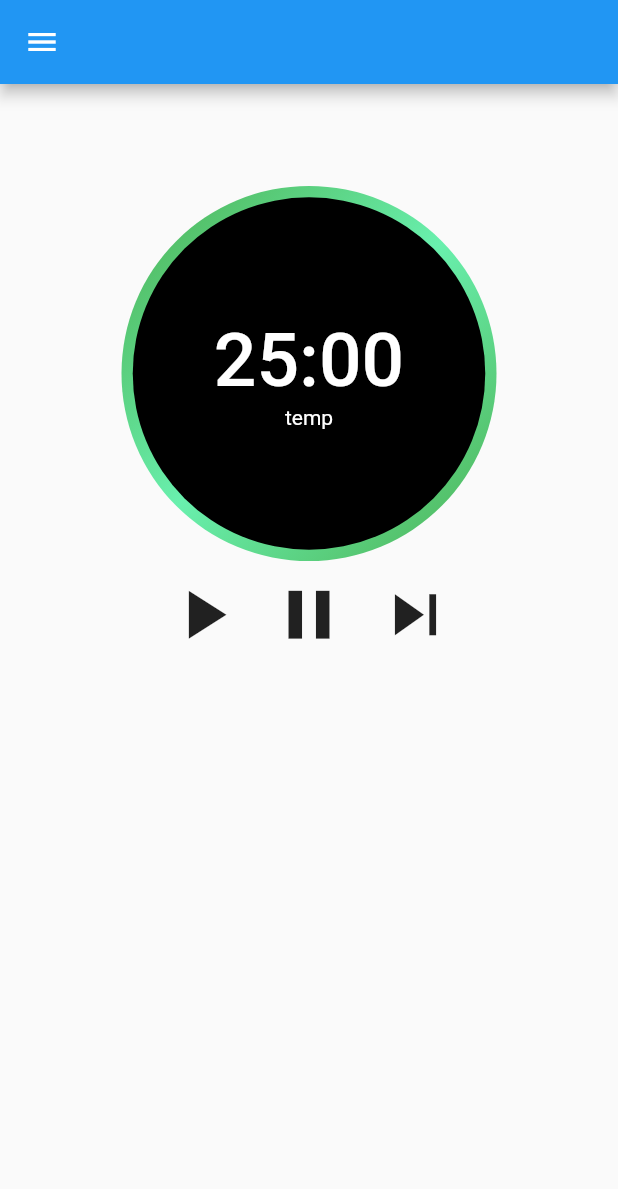
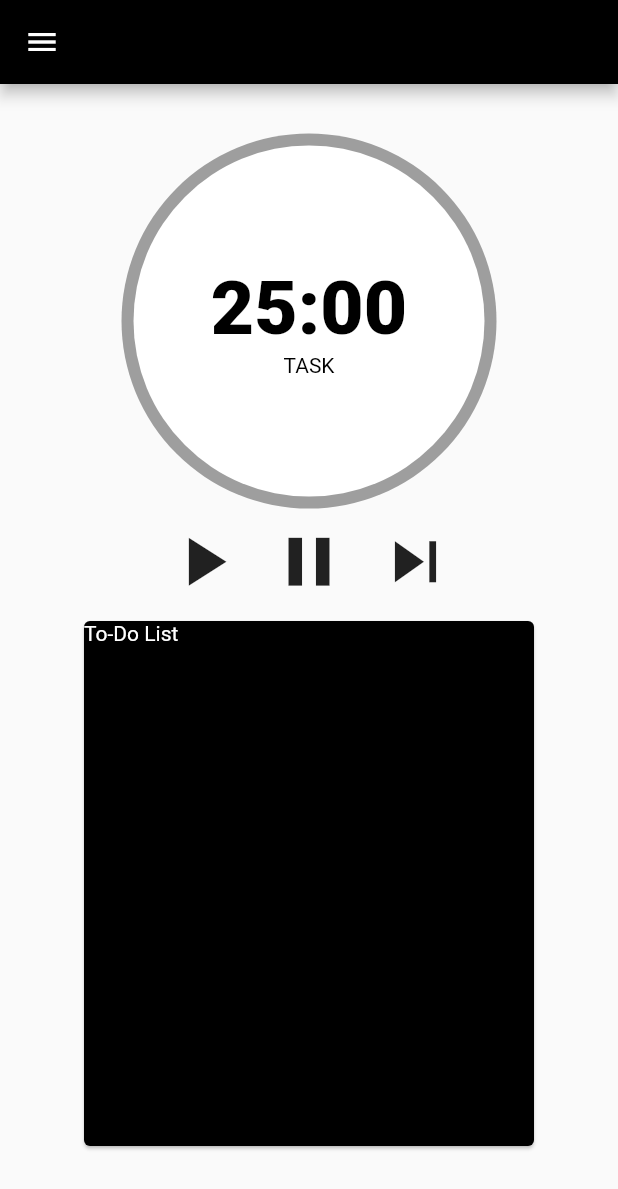
Before and after one commit to NathanPerezR/my_pomodoro, a Flutter app: the screen it shows after launch, on a phone screen of 412 x 824 dp. Shown: the top 1189 px of the screen. Run offline on Flutter 3.47's test engine with Material 2 defaults, Android fonts, the light colour scheme and no system bars; missing offline and left inert: window_manager.

Commit message:
To-Do list started

```diff
--- a/lib/pages/Home.dart
+++ b/lib/pages/Home.dart
@@ -1,6 +1,7 @@
 import 'package:flutter/material.dart';
 import 'package:my_pomodoro/ui/DWidget.dart';
 import 'package:my_pomodoro/ui/TimerHandle.dart';
+import 'package:my_pomodoro/ui/ToDoListHandle.dart';
 
 class Home extends StatelessWidget {
   const Home({super.key});
@@ -8,13 +9,14 @@ class Home extends StatelessWidget {
   @override
   Widget build(BuildContext context) {
     return Scaffold(
-      appBar: AppBar(),
+      appBar: AppBar(backgroundColor: Colors.black),
       drawer: const DWidget(),
       body: const Column(
         children: [
-          SizedBox(height: 68),
+          SizedBox(height: 33),
           TimerHandle(),
-          SizedBox(height: 100),
+          SizedBox(height: 0),
+          ToDoListHandle(),
           Card(),
         ],
       ),
--- a/lib/ui/TimerHandle.dart
+++ b/lib/ui/TimerHandle.dart
@@ -10,6 +10,7 @@ class TimerHandle extends StatefulWidget {
 }
 
 class _TimerState extends State<TimerHandle> {
+
   //returns a timer string, input seconds outputs "00:00"
   String returnTimeString(secondsOnWatch) {
     int minI = (secondsOnWatch / 60).truncate();
@@ -27,6 +28,7 @@ class _TimerState extends State<TimerHandle> {
   //TODO: remove dev statement 45 mins
   // used used to keep track of seconds
   int currentTimeOnWatch = 1500;
+  String taskString = 'TASK';
   late Timer _timer;
   bool isRunning = false;
 
@@ -47,11 +49,10 @@ class _TimerState extends State<TimerHandle> {
 
   //stops the timer
   void _stopTimer() {
-    _timer.cancel(); //TODO: document in obsidan
+    _timer.cancel();
     isRunning = false;
   }
 
-  //TODO: edit style to match figma design
   @override
   Widget build(BuildContext context) {
     return Column(
@@ -66,24 +67,15 @@ class _TimerState extends State<TimerHandle> {
               height: 250.0,
               decoration: const BoxDecoration(
                 shape: BoxShape.circle,
-                color: Colors.green,
-                gradient: LinearGradient(
-                  begin: Alignment.topLeft,
-                  end: Alignment.bottomRight,
-                  colors: [
-                    Colors.green,
-                    Colors.greenAccent,
-                    Colors.green,
-                  ],
-                ),
+                color: Colors.grey,
               ),
             ),
             Container(
-              width: 235.0,
-              height: 235.0,
+              width: 234.0,
+              height: 234.0,
               decoration: const BoxDecoration(
                 shape: BoxShape.circle,
-                color: Colors.black,
+                color: Colors.white,
               ),
             ),
             Column(
@@ -92,13 +84,13 @@ class _TimerState extends State<TimerHandle> {
                   returnTimeString(currentTimeOnWatch),
                   style: const TextStyle(
                     fontSize: 50.0,
-                    fontWeight: FontWeight.w500,
-                    color: Colors.white,
+                    fontWeight: FontWeight.w800,
+                    color: Colors.black,
                   ),
                 ),
                 Text(
-                  'temp',
-                  style: const TextStyle(color: Colors.white),
+                  taskString,
+                  style: const TextStyle(color: Colors.black),
                 ),
               ],
             )
--- /dev/null
+++ b/lib/ui/ToDoListHandle.dart
@@ -0,0 +1,32 @@
+import 'package:flutter/material.dart';
+import 'dart:async';
+
+class ToDoListHandle extends StatefulWidget {
+  const ToDoListHandle({Key? key}) : super(key: key);
+
+  @override
+  _ToDoListHandleState createState() => _ToDoListHandleState();
+}
+
+class _ToDoListHandleState extends State<ToDoListHandle> {
+  @override
+  Widget build(BuildContext context) {
+    return Card(
+      color: Colors.black,
+      child: Stack(
+        children: [
+          Container(
+            height: 350,
+            width: 300,
+            decoration: BoxDecoration(
+              color: Colors.black,
+              borderRadius: BorderRadius.circular(50.0),
+            ),
+            child: const Text('To-Do List', style: TextStyle(color: Colors.white)),
+          ),
+        ],
+      ),
+    );
+  }
+
+}
```
